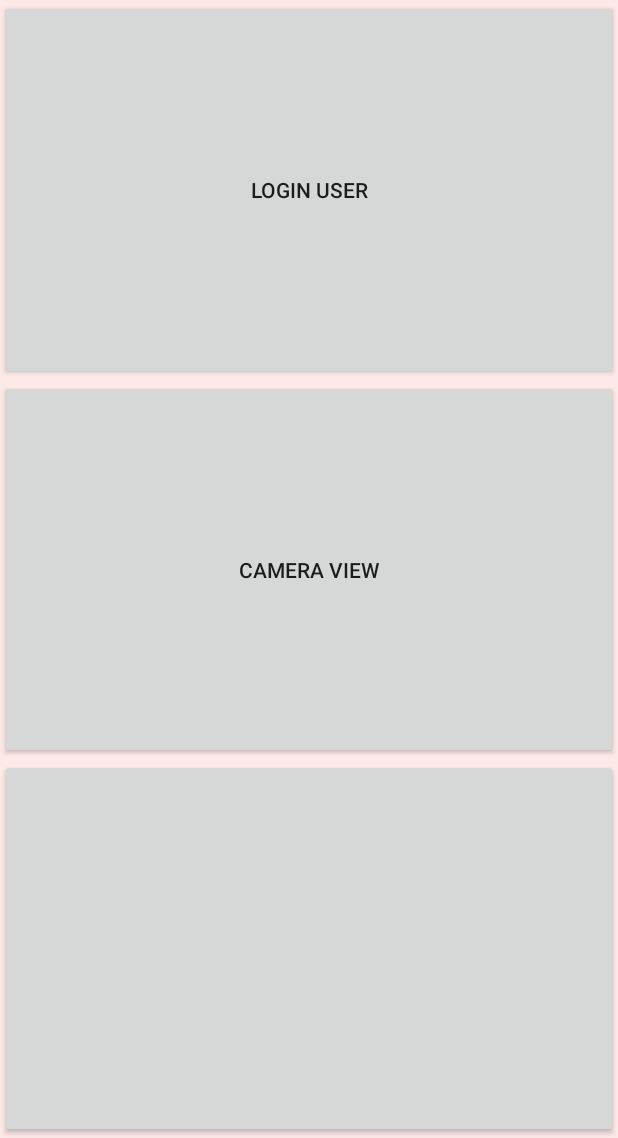
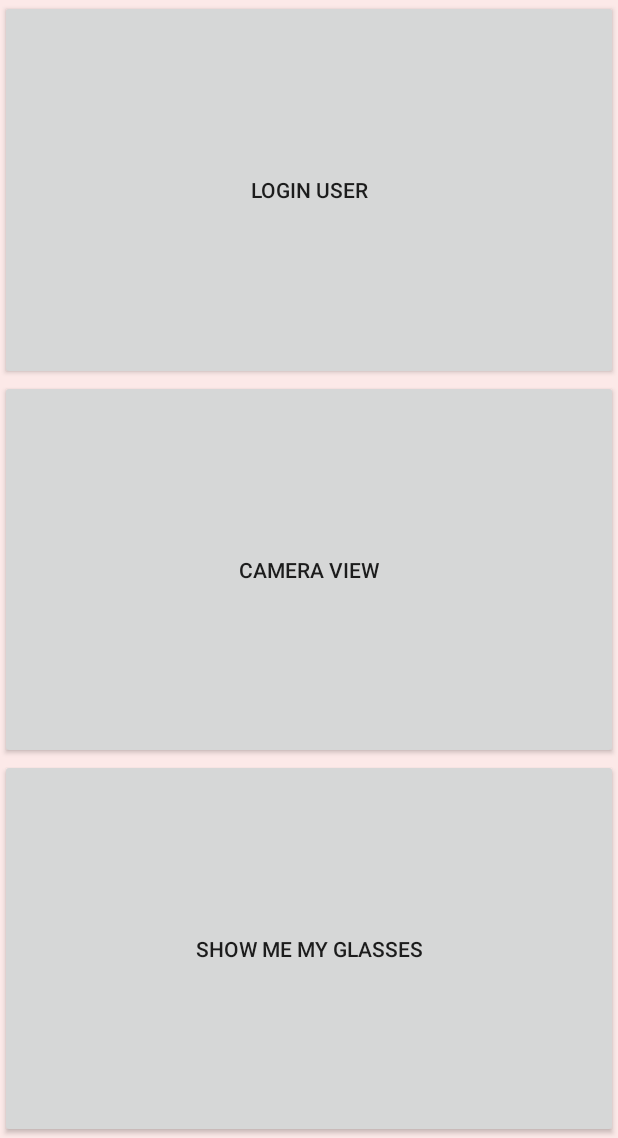
Before and after one commit to renen-s/IrlenGlasses, an Android app: the screen it shows after launch (MainActivity), after a tap on "CAMERA VIEW", on a phone screen of 412 x 824 dp, the part 98-1236 px from its top. Run offline under Robolectric (Android 15) with nearby library versions, the phone set to English and light mode, and no system bars.

Commit message:
fix string for AR button

```diff
--- a/app/src/main/java/com/example/irlenglasses/MainActivity.java
+++ b/app/src/main/java/com/example/irlenglasses/MainActivity.java
@@ -21,7 +21,7 @@ public class MainActivity extends AppCompatActivity {
             btn.setOnClickListener(new View.OnClickListener() {
 
                 public void onClick(View v) {
-                    Intent i = new Intent(MediaStore.ACTION_VIDEO_CAPTURE);
+                    Intent i = new Intent(MediaStore.INTENT_ACTION_VIDEO_CAMERA);
                     startActivity(i);
                 }
             });
--- a/app/src/main/res/layout/activity_main.xml
+++ b/app/src/main/res/layout/activity_main.xml
@@ -41,6 +41,6 @@
         android:layout_width="match_parent"
         android:layout_height="match_parent"
         android:layout_weight="1"
-        tools:text="show me my glasses" />
+        android:text="@string/ARViewText" />
 
 </LinearLayout>
--- a/app/src/main/res/values/strings.xml
+++ b/app/src/main/res/values/strings.xml
@@ -11,4 +11,5 @@
     <string name="pswd_Lbl">Password</string>
     <string name="passHint">00000000</string>
     <string name="pictures">picture</string>
+    <string name="ARViewText">show me my glasses</string>
 </resources>
```
